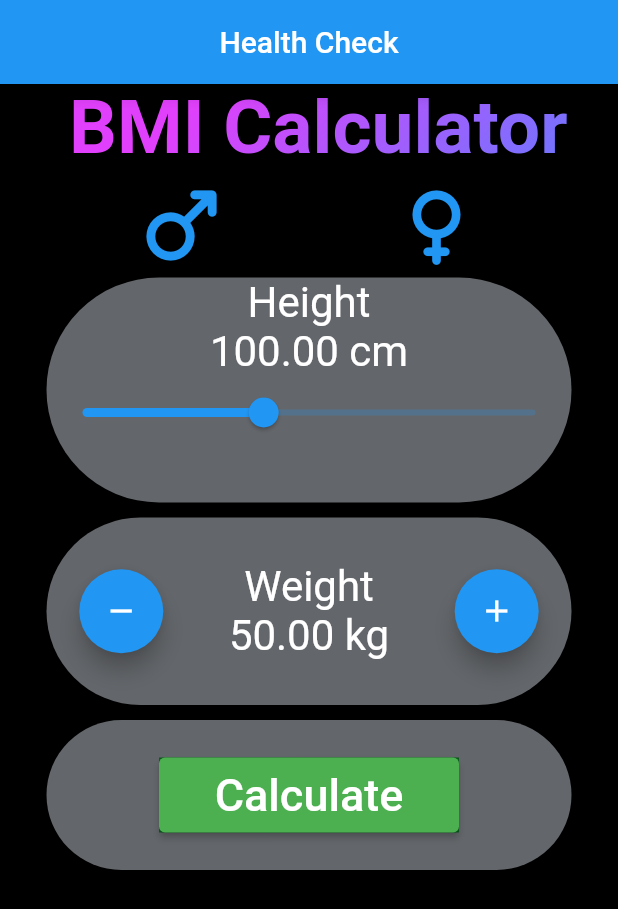
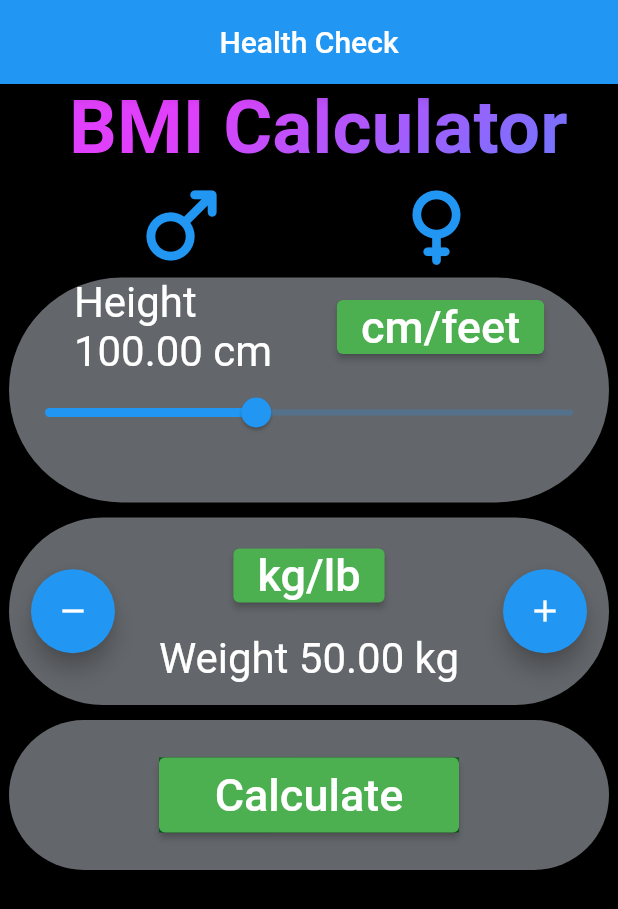
Before and after one commit to Greninja1OO/BMI-APP, a Flutter app: the screen it shows after launch, on a phone screen of 412 x 824 dp. Shown: the top 909 px of the screen. Run offline on Flutter 3.47's test engine with Material 2 defaults, Android fonts, the phone set to English and light mode, and no system bars; our stand-ins replace flutter_rating_bar.

Commit message:
allowed changes to lb and feet

```diff
--- a/lib/main.dart
+++ b/lib/main.dart
@@ -14,11 +14,7 @@ class MyApp extends StatelessWidget {
   @override
   Widget build(BuildContext context) {
     return MaterialApp(
-      initialRoute: '/',
-      routes: {
-        '/': (context)=>MyHomePage(),
-
-      },
+      home: MyHomePage(),
     );
   }
 }
@@ -34,7 +30,14 @@ class _MyHomePageState extends State<MyHomePage> {
   double height = 100;
   double weight = 50;
   double bmi = 0.0;
+  double a=250;
+  double b=0;
+  double c=0;
+  double d=0;
+  bool flag2= false;
   bool flag = false;
+  String h="cm";
+  String w="kg";
   @override
   Widget build(BuildContext context) {
     bmi = (weight*10000) / (height*height);
@@ -89,24 +92,45 @@ class _MyHomePageState extends State<MyHomePage> {
             borderRadius: const BorderRadius.all(const Radius.circular(80))
           ),
             height: 150,
-            width: 350,
+            width: 400,
 
             child: Column(
 
-              children: [
-                Text(
-                  "Height\n${height.toStringAsFixed(2)} cm",
+              children: [ Row( mainAxisAlignment: MainAxisAlignment.spaceEvenly,children:
+[                Text(
+                  "Height\n${height.toStringAsFixed(2)} $h",
                   textScaleFactor: 2,
-                  textAlign: TextAlign.center,
+                  textAlign: TextAlign.start,
                   style: TextStyle(color: Colors.white),
 
-                ),
+                ),ElevatedButton(
+  style: ButtonStyle(
+      backgroundColor:
+      MaterialStateProperty.all(Colors.green)),
+  onPressed: (() { flag=!flag;
+     if(flag)
+       {h="feet";
+         height=height*0.0328084;
+       a=10;}
+     else
+       {h="cm";
+         height=height/0.0328084;
+       a=304.8;}
+    setState(() {
+
+    });
+  }),
+  child: const Text(
+    "cm/feet",
+    style: TextStyle(color: Colors.white, fontSize: 30),
+  ),
+),]),
                 Slider(
                   value: height,
                   min: 0,
-                  max: 250,
+                  max: a,
                   onChanged: (value) {
-                    setState(() { flag=false;
+                    setState(() {
                       height = value;
                     });
                   },
@@ -123,7 +147,7 @@ class _MyHomePageState extends State<MyHomePage> {
           ),
 
             height: 125,
-            width: 350,
+            width: 400,
 
             child: Row(
               mainAxisAlignment: MainAxisAlignment.spaceAround,
@@ -131,22 +155,42 @@ class _MyHomePageState extends State<MyHomePage> {
               children: [
                 FloatingActionButton(
                   onPressed: (() => {
-                    setState(() { flag=false;
+                    setState(() {
                       weight--;
+
                     })
                   }),
                   tooltip: 'Decrement',
                   child: const Icon(Icons.remove),
+                ), Column(mainAxisAlignment: MainAxisAlignment.spaceEvenly ,children: [ ElevatedButton(
+                  style: ButtonStyle(
+                      backgroundColor:
+                      MaterialStateProperty.all(Colors.green)),
+                  onPressed: (() { flag2=!flag2;
+                  if(flag2)
+                 { w="lb";
+                    weight=100;}
+                  else
+                  {w="kg";
+                   weight=50;}
+                  setState(() {
+
+                  });
+                  }),
+                  child: const Text(
+                    "kg/lb",
+                    style: TextStyle(color: Colors.white, fontSize: 30),
+                  ),
                 ),
                 Text(
-                  "Weight\n${(weight).toStringAsFixed(2)} kg",
+                  "Weight ${(weight).toStringAsFixed(2)} $w",
                   textScaleFactor: 2,
                   textAlign: TextAlign.center,
                   style: TextStyle(color: Colors.white),
-                ),
+                ),]),
                 FloatingActionButton(
                   onPressed: (() => {
-                    setState(() { flag=false;
+                    setState(() {
                       weight++;
                     })
                   }),
@@ -163,7 +207,7 @@ class _MyHomePageState extends State<MyHomePage> {
           ),
 
               height: 100,
-              width: 350,
+              width: 400,
               child: Column(
                 mainAxisAlignment: MainAxisAlignment.spaceAround,
                 crossAxisAlignment: CrossAxisAlignment.center,
@@ -177,10 +221,17 @@ class _MyHomePageState extends State<MyHomePage> {
                           backgroundColor:
                           MaterialStateProperty.all(Colors.green)),
                       onPressed: (() {
-                        Navigator.pushNamed(context,'/second');
-
-                        setState(() { flag=true;
-                      bmi = (weight * 10000) / (height * height);
+                        Navigator.push(context,
+                        MaterialPageRoute(builder: (context)=>SecondPage(bmi:bmi)));
+                        setState(() { if(flag)
+                          b=height/0.0328084;
+                          else
+                            b=height;
+                          if(flag2)
+                            d=weight*0.454;
+                          else
+                            d=weight;
+                      bmi = (d * 10000) / (b * b);
 
                       });
                       }),
```
Also changed, not shown: lib/second page.dart (+6 -5 lines).
